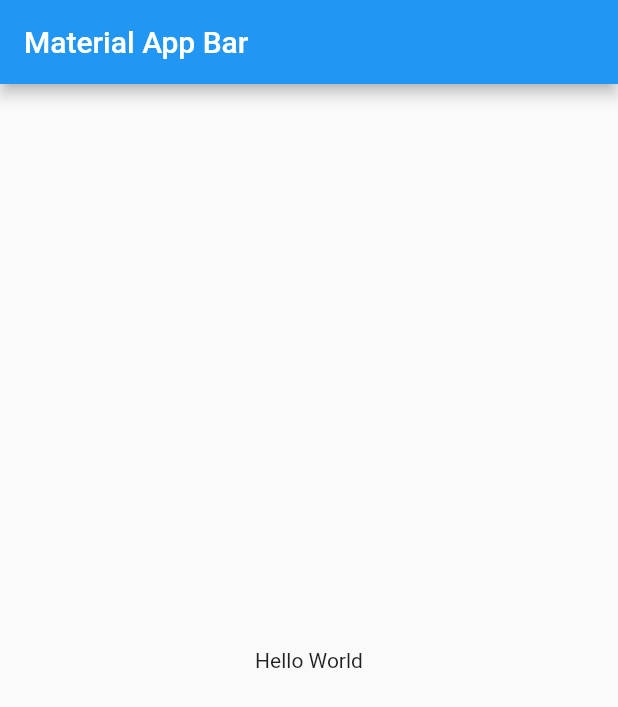
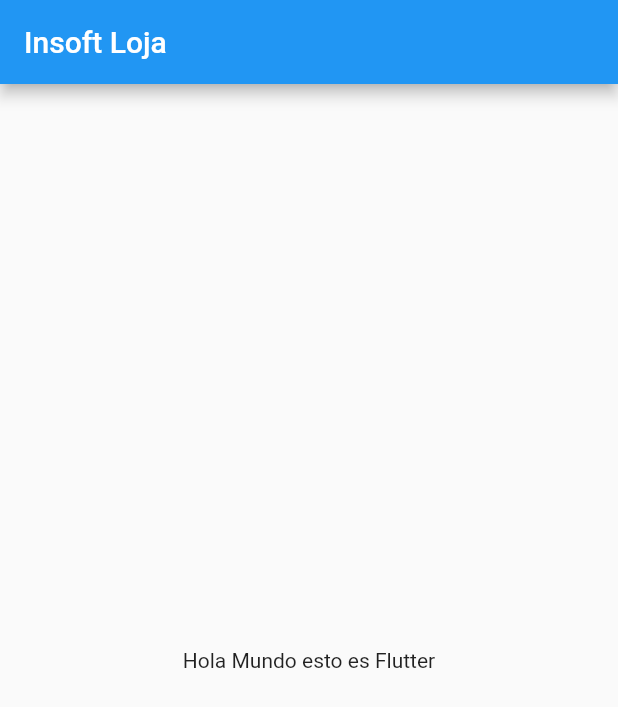
Before and after one commit to miguelherrerad/splash_intro, a Flutter app: the screen it shows after launch, on a phone screen of 412 x 824 dp. Shown: the top 707 px of the screen. Run offline on Flutter 3.47's test engine with Material 2 defaults, Android fonts, the phone set to English and light mode, and no system bars.

Commit message:
Final Splash Screen

```diff
--- a/lib/main.dart
+++ b/lib/main.dart
@@ -6,14 +6,14 @@ class MyApp extends StatelessWidget {
   @override
   Widget build(BuildContext context) {
     return MaterialApp(
-      title: 'Material App',
+      title: 'Insoft',
       home: Scaffold(
         appBar: AppBar(
-          title: Text('Material App Bar'),
+          title: Text('Insoft Loja'),
         ),
         body: Center(
           child: Container(
-            child: Text('Hello World'),
+            child: Text('Hola Mundo esto es Flutter'),
           ),
         ),
       ),
```
Also changed, not shown: 6 other files.
